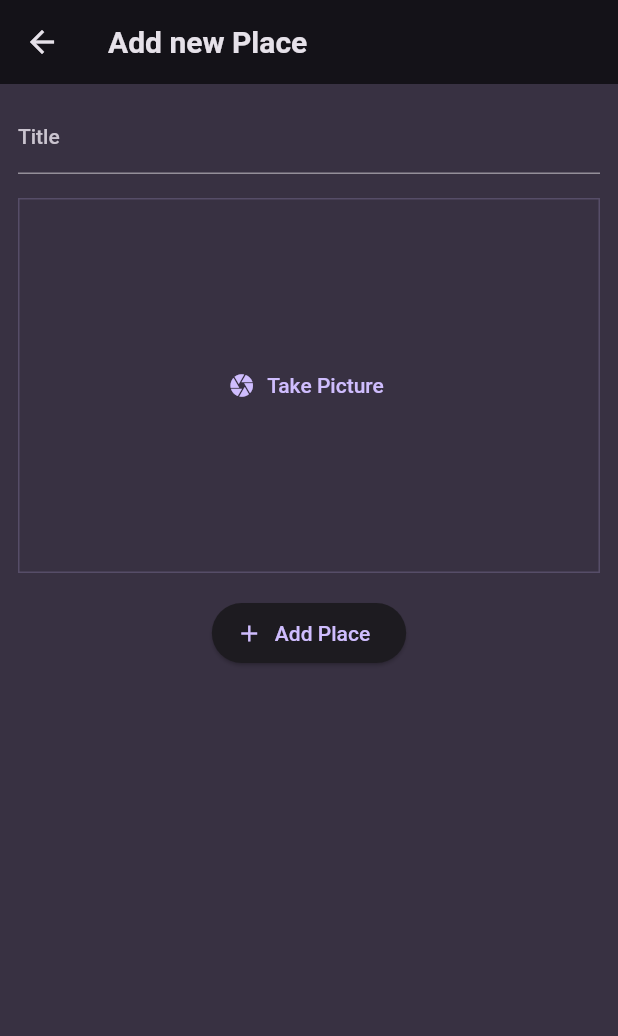
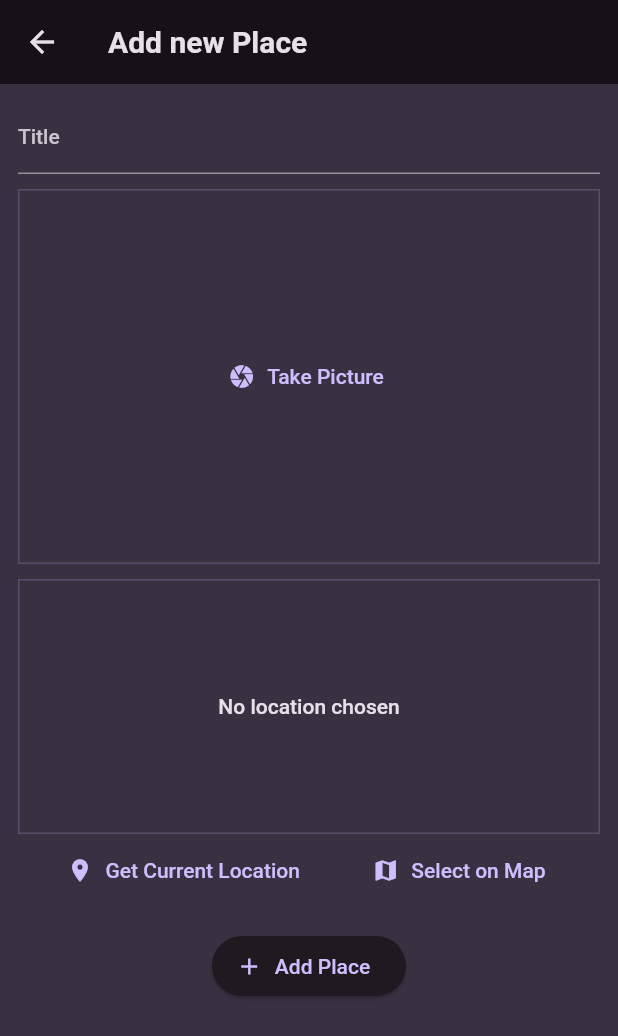
Before and after one commit to tyange/favorite_places, a Flutter app: the AddPlaceScreen screen opened directly, on a phone screen of 412 x 824 dp. Shown: the top 1036 px of the screen. Run offline on Flutter 3.47's test engine with Material 2 defaults, Android fonts, the phone set to English and light mode, and no system bars; our stand-ins replace flutter_riverpod, google_fonts, image_picker.

Commit message:
added location input

```diff
--- a/lib/screens/add_place.dart
+++ b/lib/screens/add_place.dart
@@ -1,5 +1,6 @@
 import 'dart:io';
 
+import 'package:favorite_places/widgets/location_input.dart';
 import 'package:flutter/material.dart';
 import 'package:favorite_places/widgets/image_input.dart';
 import 'package:flutter_riverpod/flutter_riverpod.dart';
@@ -55,13 +56,17 @@ class _AddPlaceScreenState extends ConsumerState<AddPlaceScreen> {
               ),
             ),
             const SizedBox(
-              height: 16,
+              height: 10,
             ),
             ImageInput(
               onPickImage: (image) {
                 _selectedImage = image;
               },
             ),
+            const SizedBox(
+              height: 10,
+            ),
+            LocationInput(),
             const SizedBox(
               height: 16,
             ),
--- /dev/null
+++ b/lib/widgets/location_input.dart
@@ -0,0 +1,53 @@
+import 'package:flutter/material.dart';
+
+class LocationInput extends StatefulWidget {
+  const LocationInput({super.key});
+
+  @override
+  State<StatefulWidget> createState() {
+    return _LocationInputState();
+  }
+}
+
+class _LocationInputState extends State<LocationInput> {
+  @override
+  Widget build(BuildContext context) {
+    return Column(
+      children: [
+        Container(
+          height: 170,
+          width: double.infinity,
+          alignment: Alignment.center,
+          decoration: BoxDecoration(
+            border: Border.all(
+              width: 1,
+              color: Theme.of(context).colorScheme.primary.withOpacity(0.2),
+            ),
+          ),
+          child: Text(
+            'No location chosen',
+            textAlign: TextAlign.center,
+            style: Theme.of(context).textTheme.bodyLarge!.copyWith(
+                  color: Theme.of(context).colorScheme.onBackground,
+                ),
+          ),
+        ),
+        Row(
+          mainAxisAlignment: MainAxisAlignment.spaceEvenly,
+          children: [
+            TextButton.icon(
+              icon: const Icon(Icons.location_on),
+              label: const Text('Get Current Location'),
+              onPressed: () {},
+            ),
+            TextButton.icon(
+              icon: const Icon(Icons.map),
+              label: const Text('Select on Map'),
+              onPressed: () {},
+            )
+          ],
+        )
+      ],
+    );
+  }
+}
```
